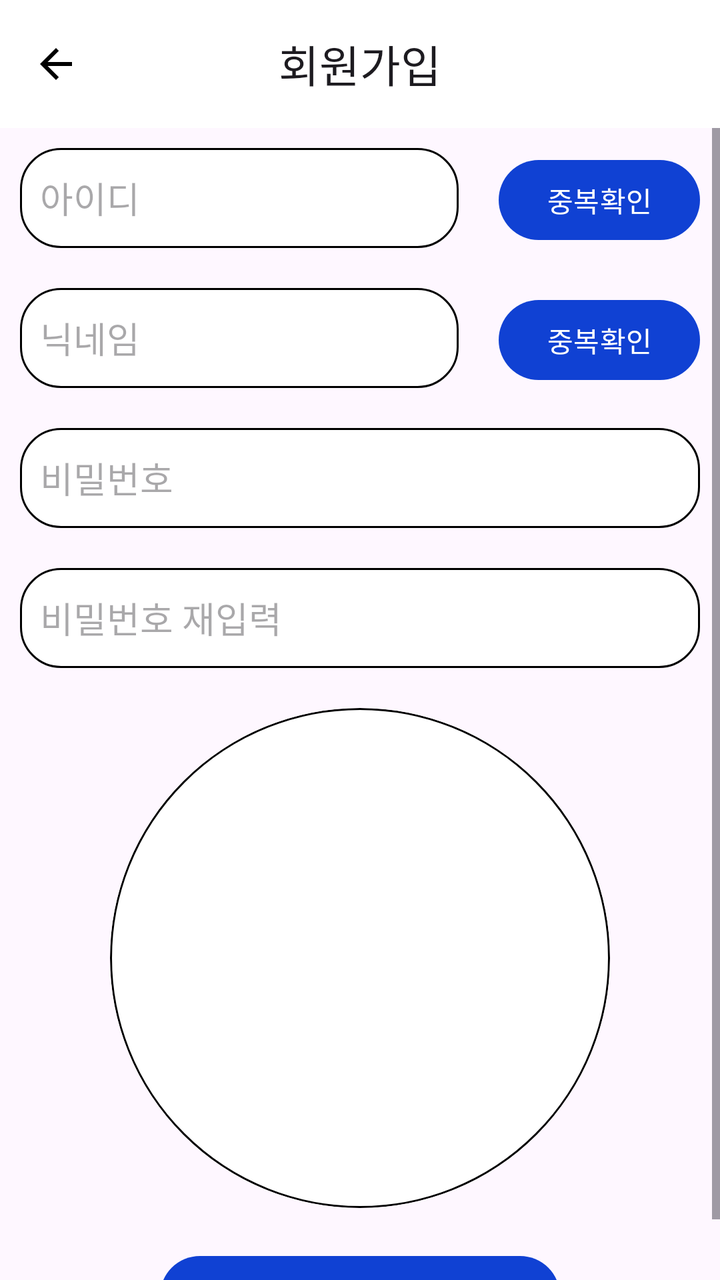
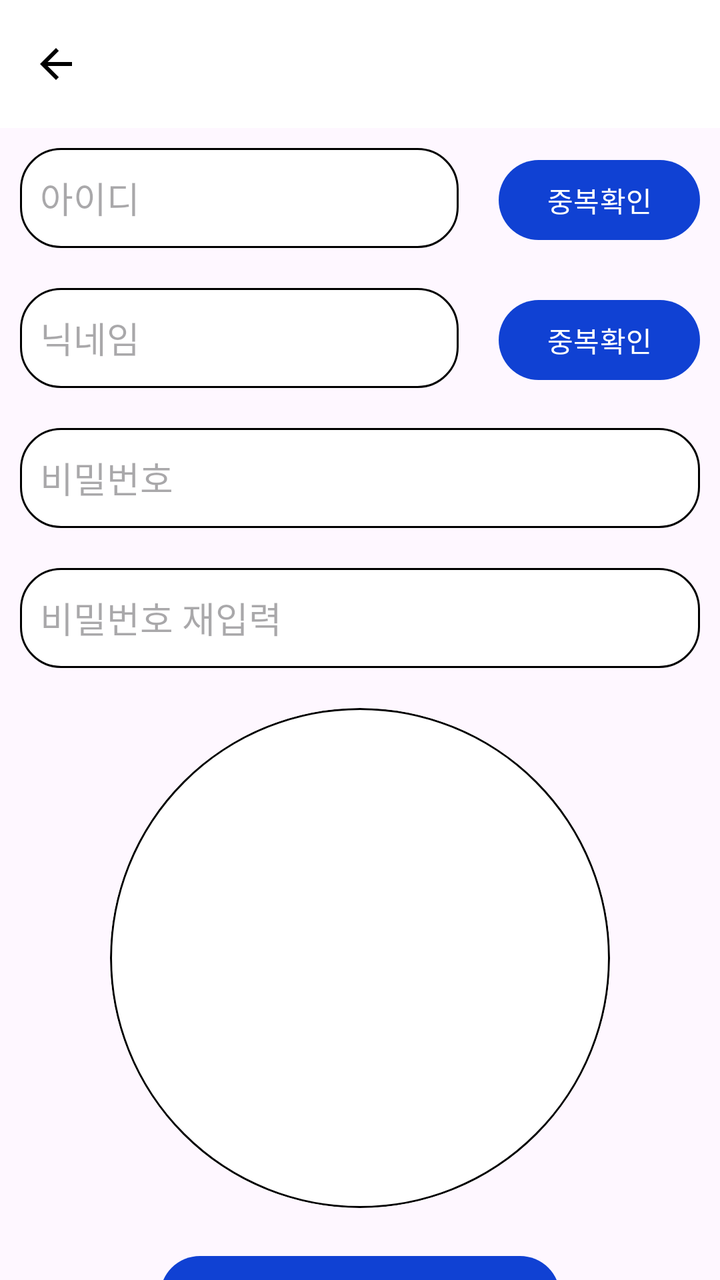

Screens rendered from an Android XML layout before and after an edit, with the pre-edit source and the edit as a unified diff.
<!-- AndroidManifest.xml: application theme Theme.YamooWikiProject -->
<!-- res/layout/fragment_signup.xml -->
<?xml version="1.0" encoding="utf-8"?>
<androidx.constraintlayout.widget.ConstraintLayout xmlns:android="http://schemas.android.com/apk/res/android"
    xmlns:app="http://schemas.android.com/apk/res-auto"
    xmlns:tools="http://schemas.android.com/tools"
    android:layout_width="match_parent"
    android:layout_height="match_parent"
    tools:context=".ui.user.SignupFragment">

    <com.google.android.material.appbar.MaterialToolbar
        android:id="@+id/toolbar"
        android:layout_width="0dp"
        android:layout_height="wrap_content"
        android:background="@color/white"
        android:minHeight="?attr/actionBarSize"
        android:theme="?attr/actionBarTheme"
        app:layout_marginBaseline="@dimen/cardview_default_radius"
        app:contentInsetStart="0dp"
        app:contentInsetEnd="0dp"
        app:title="회원가입"
        app:titleCentered="true"
        app:navigationIcon="@drawable/baseline_arrow_back_24"
        app:layout_constraintEnd_toEndOf="parent"
        app:layout_constraintStart_toStartOf="parent"
        app:layout_constraintTop_toTopOf="parent" />

    <ScrollView
        android:layout_width="0dp"
        android:layout_height="0dp"
        app:layout_constraintBottom_toBottomOf="parent"
        app:layout_constraintEnd_toEndOf="parent"
        app:layout_constraintStart_toStartOf="parent"
        app:layout_constraintTop_toBottomOf="@+id/toolbar">

        <androidx.constraintlayout.widget.ConstraintLayout
            android:layout_width="match_parent"
            android:layout_height="wrap_content"
            >

            <EditText
                android:id="@+id/et_user_id"
                android:layout_width="0dp"
                android:layout_height="50dp"
                android:layout_margin="10dp"
                android:ems="10"
                android:hint="아이디"
                android:inputType="text"
                android:maxLength="30"
                android:background="@drawable/edit_text"
                android:paddingStart="10dp"
                app:layout_constraintBottom_toTopOf="@+id/et_user_nick_name"
                app:layout_constraintEnd_toStartOf="@id/btn_id_check"
                app:layout_constraintHorizontal_chainStyle="packed"
                app:layout_constraintStart_toStartOf="parent"
                app:layout_constraintTop_toTopOf="parent"
                app:layout_constraintVertical_chainStyle="packed" />

            <Button
                android:id="@+id/btn_id_check"
                android:layout_width="wrap_content"
                android:layout_height="wrap_content"
                android:layout_marginLeft="10dp"
                android:layout_marginRight="10dp"
                android:layout_toRightOf="@id/et_user_id"
                android:text="중복확인"
                app:layout_constraintBaseline_toBaselineOf="@+id/et_user_id"
                app:layout_constraintEnd_toEndOf="parent"
                app:layout_constraintStart_toEndOf="@id/et_user_id" />

            <EditText
                android:id="@+id/et_user_nick_name"
                android:layout_width="0dp"
                android:layout_height="50dp"
                android:layout_margin="10dp"
                android:ems="10"
                android:hint="닉네임"
                android:inputType="text"
                android:maxLength="30"
                android:background="@drawable/edit_text"
                android:paddingStart="10dp"
                app:layout_constraintBottom_toTopOf="@+id/et_user_password"
                app:layout_constraintEnd_toStartOf="@id/btn_user_nick_name"
                app:layout_constraintHorizontal_chainStyle="packed"
                app:layout_constraintStart_toStartOf="parent"
                app:layout_constraintTop_toBottomOf="@+id/et_user_id" />

            <Button
                android:id="@+id/btn_user_nick_name"
                android:layout_width="wrap_content"
                android:layout_height="wrap_content"
                android:layout_marginLeft="10dp"
                android:layout_marginRight="10dp"
                android:text="중복확인"
                app:layout_constraintBaseline_toBaselineOf="@+id/et_user_nick_name"
                app:layout_constraintEnd_toEndOf="parent"
                app:layout_constraintStart_toEndOf="@+id/et_user_nick_name" />

            <EditText
                android:id="@+id/et_user_password"
                android:layout_width="0dp"
                android:layout_height="50dp"
                android:layout_margin="10dp"
                android:ems="10"
                android:hint="비밀번호"
                android:inputType="textPassword"
                android:background="@drawable/edit_text"
                android:paddingStart="10dp"
                app:layout_constraintBottom_toTopOf="@+id/et_user_password_check"
                app:layout_constraintEnd_toEndOf="parent"
                app:layout_constraintStart_toStartOf="parent"
                app:layout_constraintTop_toBottomOf="@+id/et_user_nick_name" />

            <EditText
                android:id="@+id/et_user_password_check"
                android:layout_width="0dp"
                android:layout_height="50dp"
                android:layout_margin="10dp"
                android:ems="10"
                android:hint="비밀번호 재입력"
                android:inputType="textPassword"
                android:background="@drawable/edit_text"
                android:paddingStart="10dp"
                app:layout_constraintBottom_toTopOf="@+id/user_profile_image"
                app:layout_constraintEnd_toEndOf="parent"
                app:layout_constraintStart_toStartOf="parent"
                app:layout_constraintTop_toBottomOf="@+id/et_user_password" />

            <com.google.android.material.imageview.ShapeableImageView
                android:id="@+id/user_profile_image"
                android:layout_width="250dp"
                android:layout_height="250dp"
                android:layout_marginTop="10dp"

                android:src="@drawable/background"
                app:layout_constraintBottom_toTopOf="@id/btn_confirm"
                app:layout_constraintEnd_toEndOf="parent"
                app:layout_constraintStart_toStartOf="parent"
                app:layout_constraintTop_toBottomOf="@id/et_user_password_check"
                app:shapeAppearance="@style/circular"
                />

            <Button
                android:id="@+id/btn_confirm"
                android:layout_width="200dp"
                android:layout_height="wrap_content"
                android:layout_marginTop="20dp"
                android:text="완료"
                app:layout_constraintBottom_toBottomOf="parent"
                app:layout_constraintEnd_toEndOf="parent"
                app:layout_constraintStart_toStartOf="parent"
                app:layout_constraintTop_toBottomOf="@id/user_profile_image" />

        </androidx.constraintlayout.widget.ConstraintLayout>

    </ScrollView>
</androidx.constraintlayout.widget.ConstraintLayout>
<!-- resources referenced by this layout -->
<resources>
  <color name="white">#FFFFFFFF</color>
  <!-- drawable background (drawable) -->
  <?xml version="1.0" encoding="utf-8"?>
  <shape xmlns:android="http://schemas.android.com/apk/res/android"
      android:shape="oval">
      <solid android:color="@color/white"></solid>
      <stroke android:width="1dp"
          android:color="@color/black"/>
  </shape>
  <!-- drawable baseline_arrow_back_24 (drawable) -->
  <vector android:autoMirrored="true" android:height="24dp"
      android:tint="@color/black" android:viewportHeight="24"
      android:viewportWidth="24" android:width="24dp" xmlns:android="http://schemas.android.com/apk/res/android">
      <path android:fillColor="@android:color/white" android:pathData="M20,11H7.83l5.59,-5.59L12,4l-8,8 8,8 1.41,-1.41L7.83,13H20v-2z"/>
  </vector>
  <!-- drawable edit_text (drawable) -->
  <?xml version="1.0" encoding="utf-8"?>
  <shape xmlns:android="http://schemas.android.com/apk/res/android"
      android:shape="rectangle">
      <corners android:radius="20dp"/>
      <solid android:color="@color/white"/>
      <size android:height="50dp"/>
      <stroke
          android:color="@color/black"
          android:width="1dp"/>
  </shape>
  <style name="circular">
          <item name="cornerSize">50%</item>
          <item name="android:background">@color/grey</item>
      </style>
  <style name="Theme.YamooWikiProject" parent="Base.Theme.YamooWikiProject" />
  <color name="black">#FF000000</color>
  <color name="grey">#0D000000</color>
  <style name="Base.Theme.YamooWikiProject" parent="Theme.Material3.DayNight.NoActionBar">
          
          <item name="colorPrimary">@color/blue</item>
  
  
  
          <item name="android:statusBarColor">@color/white</item>
          <item name="android:windowLightStatusBar">true</item>
      </style>
  <color name="blue">#1041D3</color>
</resources>

<!-- the commit's change to res/layout/fragment_signup.xml (unified diff, before → after) -->
@@ -1,155 +1,159 @@
 <?xml version="1.0" encoding="utf-8"?>
-<androidx.constraintlayout.widget.ConstraintLayout xmlns:android="http://schemas.android.com/apk/res/android"
+<androidx.coordinatorlayout.widget.CoordinatorLayout xmlns:android="http://schemas.android.com/apk/res/android"
     xmlns:app="http://schemas.android.com/apk/res-auto"
     xmlns:tools="http://schemas.android.com/tools"
     android:layout_width="match_parent"
     android:layout_height="match_parent"
     tools:context=".ui.user.SignupFragment">
 
-    <com.google.android.material.appbar.MaterialToolbar
-        android:id="@+id/toolbar"
-        android:layout_width="0dp"
-        android:layout_height="wrap_content"
-        android:background="@color/white"
-        android:minHeight="?attr/actionBarSize"
-        android:theme="?attr/actionBarTheme"
-        app:layout_marginBaseline="@dimen/cardview_default_radius"
-        app:contentInsetStart="0dp"
-        app:contentInsetEnd="0dp"
-        app:title="회원가입"
-        app:titleCentered="true"
-        app:navigationIcon="@drawable/baseline_arrow_back_24"
-        app:layout_constraintEnd_toEndOf="parent"
-        app:layout_constraintStart_toStartOf="parent"
-        app:layout_constraintTop_toTopOf="parent" />
+        <com.google.android.material.appbar.AppBarLayout
+            android:layout_width="wrap_content"
+            android:layout_height="wrap_content">
 
-    <ScrollView
-        android:layout_width="0dp"
-        android:layout_height="0dp"
-        app:layout_constraintBottom_toBottomOf="parent"
-        app:layout_constraintEnd_toEndOf="parent"
-        app:layout_constraintStart_toStartOf="parent"
-        app:layout_constraintTop_toBottomOf="@+id/toolbar">
-
-        <androidx.constraintlayout.widget.ConstraintLayout
-            android:layout_width="match_parent"
-            android:layout_height="wrap_content"
-            >
-
-            <EditText
-                android:id="@+id/et_user_id"
-                android:layout_width="0dp"
-                android:layout_height="50dp"
-                android:layout_margin="10dp"
-                android:ems="10"
-                android:hint="아이디"
-                android:inputType="text"
-                android:maxLength="30"
-                android:background="@drawable/edit_text"
-                android:paddingStart="10dp"
-                app:layout_constraintBottom_toTopOf="@+id/et_user_nick_name"
-                app:layout_constraintEnd_toStartOf="@id/btn_id_check"
-                app:layout_constraintHorizontal_chainStyle="packed"
-                app:layout_constraintStart_toStartOf="parent"
-                app:layout_constraintTop_toTopOf="parent"
-                app:layout_constraintVertical_chainStyle="packed" />
-
-            <Button
-                android:id="@+id/btn_id_check"
+            <com.google.android.material.appbar.CollapsingToolbarLayout
                 android:layout_width="wrap_content"
                 android:layout_height="wrap_content"
-                android:layout_marginLeft="10dp"
-                android:layout_marginRight="10dp"
-                android:layout_toRightOf="@id/et_user_id"
-                android:text="중복확인"
-                app:layout_constraintBaseline_toBaselineOf="@+id/et_user_id"
-                app:layout_constraintEnd_toEndOf="parent"
-                app:layout_constraintStart_toEndOf="@id/et_user_id" />
+                app:layout_scrollFlags="scroll|enterAlways">
 
-            <EditText
-                android:id="@+id/et_user_nick_name"
-                android:layout_width="0dp"
-                android:layout_height="50dp"
-                android:layout_margin="10dp"
-                android:ems="10"
-                android:hint="닉네임"
-                android:inputType="text"
-                android:maxLength="30"
-                android:background="@drawable/edit_text"
-                android:paddingStart="10dp"
-                app:layout_constraintBottom_toTopOf="@+id/et_user_password"
-                app:layout_constraintEnd_toStartOf="@id/btn_user_nick_name"
-                app:layout_constraintHorizontal_chainStyle="packed"
-                app:layout_constraintStart_toStartOf="parent"
-                app:layout_constraintTop_toBottomOf="@+id/et_user_id" />
+                <com.google.android.material.appbar.MaterialToolbar
+                    android:id="@+id/toolbar"
+                    android:layout_width="wrap_content"
+                    android:layout_height="wrap_content"
+                    android:background="@color/white"
+                    android:minHeight="?attr/actionBarSize"
+                    android:theme="?attr/actionBarTheme"
+                    app:navigationIcon="@drawable/baseline_arrow_back_24" />
 
-            <Button
-                android:id="@+id/btn_user_nick_name"
-                android:layout_width="wrap_content"
-                android:layout_height="wrap_content"
-                android:layout_marginLeft="10dp"
-                android:layout_marginRight="10dp"
-                android:text="중복확인"
-                app:layout_constraintBaseline_toBaselineOf="@+id/et_user_nick_name"
-                app:layout_constraintEnd_toEndOf="parent"
-                app:layout_constraintStart_toEndOf="@+id/et_user_nick_name" />
+            </com.google.android.material.appbar.CollapsingToolbarLayout>
 
-            <EditText
-                android:id="@+id/et_user_password"
-                android:layout_width="0dp"
-                android:layout_height="50dp"
-                android:layout_margin="10dp"
-                android:ems="10"
-                android:hint="비밀번호"
-                android:inputType="textPassword"
-                android:background="@drawable/edit_text"
-                android:paddingStart="10dp"
-                app:layout_constraintBottom_toTopOf="@+id/et_user_password_check"
-                app:layout_constraintEnd_toEndOf="parent"
-                app:layout_constraintStart_toStartOf="parent"
-                app:layout_constraintTop_toBottomOf="@+id/et_user_nick_name" />
+        </com.google.android.material.appbar.AppBarLayout>
 
-            <EditText
-                android:id="@+id/et_user_password_check"
-                android:layout_width="0dp"
-                android:layout_height="50dp"
-                android:layout_margin="10dp"
-                android:ems="10"
-                android:hint="비밀번호 재입력"
-                android:inputType="textPassword"
-                android:background="@drawable/edit_text"
-                android:paddingStart="10dp"
-                app:layout_constraintBottom_toTopOf="@+id/user_profile_image"
-                app:layout_constraintEnd_toEndOf="parent"
-                app:layout_constraintStart_toStartOf="parent"
-                app:layout_constraintTop_toBottomOf="@+id/et_user_password" />
+    <androidx.core.widget.NestedScrollView
+        android:layout_width="match_parent"
+        android:layout_height="match_parent"
+        app:layout_behavior="com.google.android.material.appbar.AppBarLayout$ScrollingViewBehavior"
+        >
 
-            <com.google.android.material.imageview.ShapeableImageView
-                android:id="@+id/user_profile_image"
-                android:layout_width="250dp"
-                android:layout_height="250dp"
-                android:layout_marginTop="10dp"
+    <androidx.constraintlayout.widget.ConstraintLayout
+        android:id="@+id/constraintLayout"
+        android:layout_width="match_parent"
+        android:layout_height="match_parent"
+        >
 
-                android:src="@drawable/background"
-                app:layout_constraintBottom_toTopOf="@id/btn_confirm"
-                app:layout_constraintEnd_toEndOf="parent"
-                app:layout_constraintStart_toStartOf="parent"
-                app:layout_constraintTop_toBottomOf="@id/et_user_password_check"
-                app:shapeAppearance="@style/circular"
-                />
+        <EditText
+            android:id="@+id/et_user_id"
+            android:layout_width="0dp"
+            android:layout_height="50dp"
+            android:layout_margin="10dp"
+            android:background="@drawable/edit_text"
+            android:ems="10"
+            android:hint="아이디"
+            android:inputType="text"
+            android:maxLength="30"
+            android:paddingStart="10dp"
+            app:layout_constraintBottom_toTopOf="@+id/et_user_nick_name"
+            app:layout_constraintEnd_toStartOf="@id/btn_id_check"
+            app:layout_constraintHorizontal_chainStyle="packed"
+            app:layout_constraintStart_toStartOf="parent"
+            app:layout_constraintTop_toTopOf="parent"
+            app:layout_constraintVertical_chainStyle="packed" />
 
-            <Button
-                android:id="@+id/btn_confirm"
-                android:layout_width="200dp"
-                android:layout_height="wrap_content"
-                android:layout_marginTop="20dp"
-                android:text="완료"
-                app:layout_constraintBottom_toBottomOf="parent"
-                app:layout_constraintEnd_toEndOf="parent"
-                app:layout_constraintStart_toStartOf="parent"
-                app:layout_constraintTop_toBottomOf="@id/user_profile_image" />
+        <Button
+            android:id="@+id/btn_id_check"
+            android:layout_width="wrap_content"
+            android:layout_height="wrap_content"
+            android:layout_marginLeft="10dp"
+            android:layout_marginRight="10dp"
+            android:layout_toRightOf="@id/et_user_id"
+            android:text="중복확인"
+            app:layout_constraintBaseline_toBaselineOf="@+id/et_user_id"
+            app:layout_constraintEnd_toEndOf="parent"
+            app:layout_constraintStart_toEndOf="@id/et_user_id" />
 
-        </androidx.constraintlayout.widget.ConstraintLayout>
+        <EditText
+            android:id="@+id/et_user_nick_name"
+            android:layout_width="0dp"
+            android:layout_height="50dp"
+            android:layout_margin="10dp"
+            android:background="@drawable/edit_text"
+            android:ems="10"
+            android:hint="닉네임"
+            android:inputType="text"
+            android:maxLength="30"
+            android:paddingStart="10dp"
+            app:layout_constraintBottom_toTopOf="@+id/et_user_password"
+            app:layout_constraintEnd_toStartOf="@id/btn_user_nick_name"
+            app:layout_constraintHorizontal_chainStyle="packed"
+            app:layout_constraintStart_toStartOf="parent"
+            app:layout_constraintTop_toBottomOf="@+id/et_user_id" />
 
-    </ScrollView>
-</androidx.constraintlayout.widget.ConstraintLayout>
+        <Button
+            android:id="@+id/btn_user_nick_name"
+            android:layout_width="wrap_content"
+            android:layout_height="wrap_content"
+            android:layout_marginLeft="10dp"
+            android:layout_marginRight="10dp"
+            android:text="중복확인"
+            app:layout_constraintBaseline_toBaselineOf="@+id/et_user_nick_name"
+            app:layout_constraintEnd_toEndOf="parent"
+            app:layout_constraintStart_toEndOf="@+id/et_user_nick_name" />
+
+        <EditText
+            android:id="@+id/et_user_password"
+            android:layout_width="0dp"
+            android:layout_height="50dp"
+            android:layout_margin="10dp"
+            android:background="@drawable/edit_text"
+            android:ems="10"
+            android:hint="비밀번호"
+            android:inputType="textPassword"
+            android:paddingStart="10dp"
+            app:layout_constraintBottom_toTopOf="@+id/et_user_password_check"
+            app:layout_constraintEnd_toEndOf="parent"
+            app:layout_constraintStart_toStartOf="parent"
+            app:layout_constraintTop_toBottomOf="@+id/et_user_nick_name" />
+
+        <EditText
+            android:id="@+id/et_user_password_check"
+            android:layout_width="0dp"
+            android:layout_height="50dp"
+            android:layout_margin="10dp"
+            android:background="@drawable/edit_text"
+            android:ems="10"
+            android:hint="비밀번호 재입력"
+            android:inputType="textPassword"
+            android:paddingStart="10dp"
+            app:layout_constraintBottom_toTopOf="@+id/user_profile_image"
+            app:layout_constraintEnd_toEndOf="parent"
+            app:layout_constraintStart_toStartOf="parent"
+            app:layout_constraintTop_toBottomOf="@+id/et_user_password" />
+
+        <com.google.android.material.imageview.ShapeableImageView
+            android:id="@+id/user_profile_image"
+            android:layout_width="250dp"
+            android:layout_height="250dp"
+            android:layout_marginTop="10dp"
+
+            android:src="@drawable/background"
+            app:layout_constraintBottom_toTopOf="@id/btn_confirm"
+            app:layout_constraintEnd_toEndOf="parent"
+            app:layout_constraintStart_toStartOf="parent"
+            app:layout_constraintTop_toBottomOf="@id/et_user_password_check"
+            app:shapeAppearance="@style/circular" />
+
+        <Button
+            android:id="@+id/btn_confirm"
+            android:layout_width="200dp"
+            android:layout_height="wrap_content"
+            android:layout_marginTop="20dp"
+            android:text="완료"
+            app:layout_constraintBottom_toBottomOf="parent"
+            app:layout_constraintEnd_toEndOf="parent"
+            app:layout_constraintStart_toStartOf="parent"
+            app:layout_constraintTop_toBottomOf="@id/user_profile_image" />
+
+    </androidx.constraintlayout.widget.ConstraintLayout>
+
+    </androidx.core.widget.NestedScrollView>
+
+</androidx.coordinatorlayout.widget.CoordinatorLayout>
